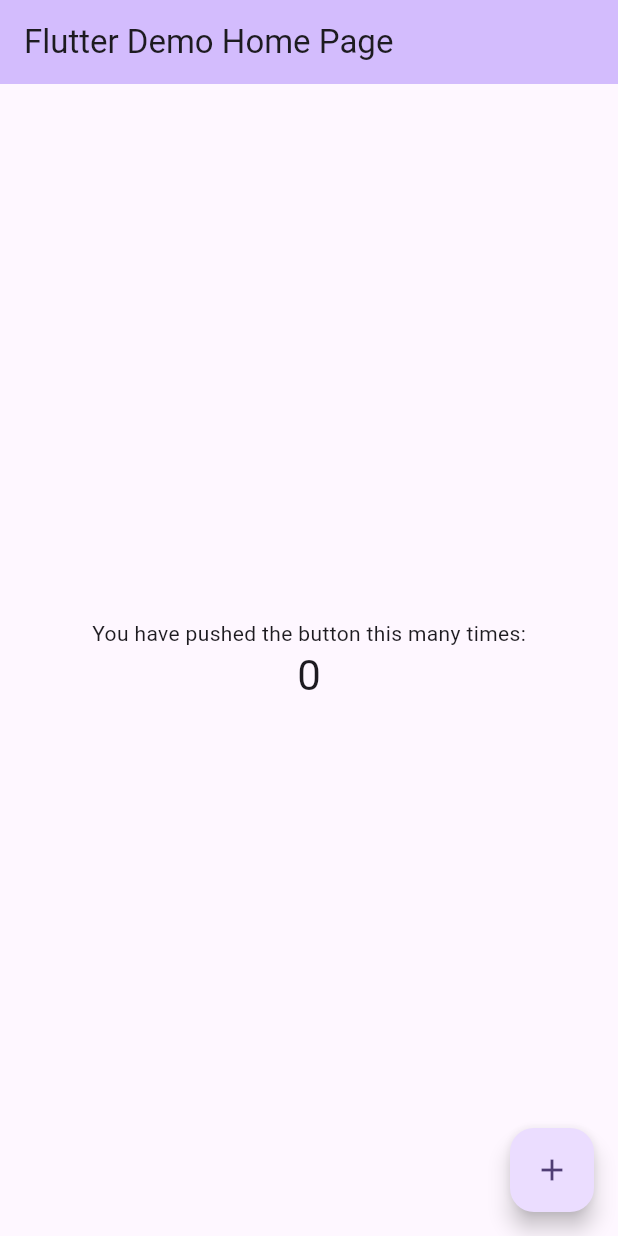
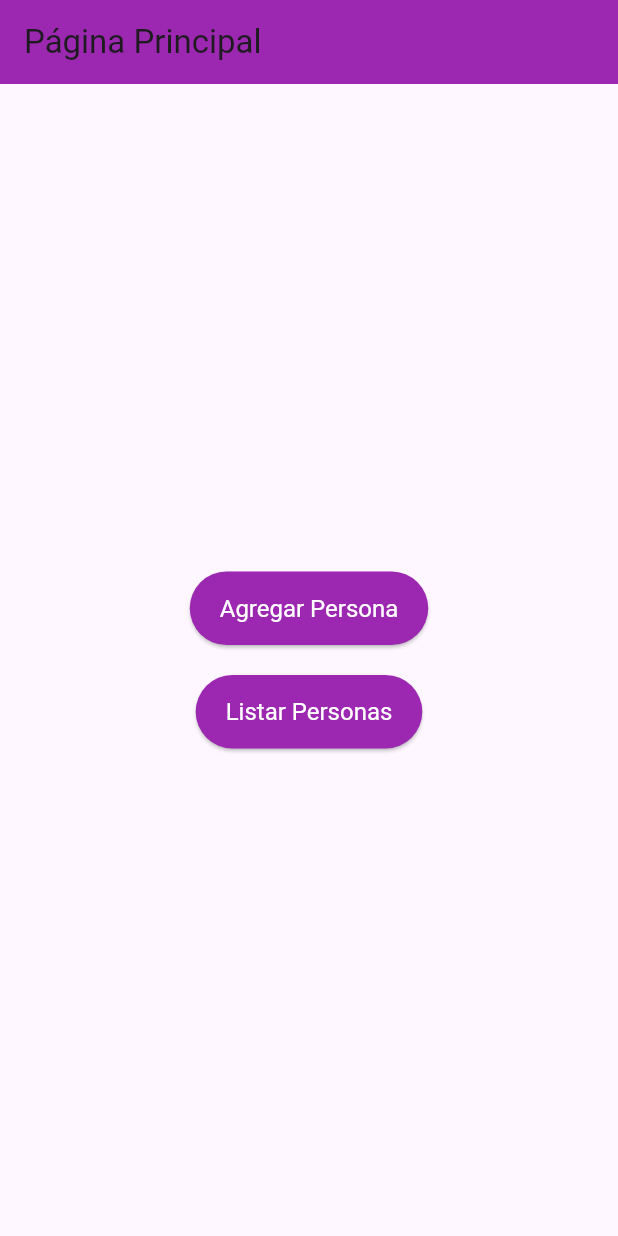
Before and after one commit to YormanOna/Tarea2.2_Api, a Flutter app: the screen it shows after launch, on a phone screen of 412 x 824 dp. Run offline on Flutter 3.47's test engine with Material 3 defaults, Android fonts, the phone set to English and light mode, and no system bars.

Commit message:
home page & model &  controller & crud v 1.0.0

```diff
--- a/frontend/lib/main.dart
+++ b/frontend/lib/main.dart
@@ -1,4 +1,6 @@
 import 'package:flutter/material.dart';
+import './view/crear_persona_page.dart';
+import './view/home_page.dart';
 
 void main() {
   runApp(const MyApp());
@@ -31,7 +33,7 @@
         colorScheme: ColorScheme.fromSeed(seedColor: Colors.deepPurple),
         useMaterial3: true,
       ),
-      home: const MyHomePage(title: 'Flutter Demo Home Page'),
+      home: HomePage(),
     );
   }
 }
--- a/frontend/lib/view/crear_persona_page.dart
+++ b/frontend/lib/view/crear_persona_page.dart
@@ -1,7 +1,13 @@
 import 'package:flutter/material.dart';
 import '../controllers/datos_controller.dart';
+import '../models/datos_model.dart';
 
 class CrearPersonaPage extends StatefulWidget {
+  final DatosApi? persona; // Agregar parámetro para recibir persona
+
+  // Modificar el constructor para aceptar la persona opcional
+  CrearPersonaPage({Key? key, this.persona}) : super(key: key);
+
   @override
   _CrearPersonaPageState createState() => _CrearPersonaPageState();
 }
@@ -15,7 +21,18 @@ class _CrearPersonaPageState extends State<CrearPersonaPage> {
   final ControladorDatos _controladorDatos = ControladorDatos();
   bool _isLoading = false;
 
-  void _crearPersona() async {
+  @override
+  void initState() {
+    super.initState();
+    if (widget.persona != null) {
+      // Si hay una persona, llenar los campos con los datos existentes
+      _nombreController.text = widget.persona!.nombre;
+      _apellidoController.text = widget.persona!.apellido;
+      _telefonoController.text = widget.persona!.telefono;
+    }
+  }
+
+  void _crearOActualizarPersona() async {
     if (_formKey.currentState!.validate()) {
       setState(() {
         _isLoading = true;
@@ -28,10 +45,20 @@ class _CrearPersonaPageState extends State<CrearPersonaPage> {
           'telefono': _telefonoController.text,
         };
 
-        await _controladorDatos.crearDato(nuevaPersona);
-        ScaffoldMessenger.of(context).showSnackBar(
-          SnackBar(content: Text('Persona creada exitosamente')),
-        );
+        if (widget.persona == null) {
+          // Si no hay persona (creación)
+          await _controladorDatos.crearDato(nuevaPersona);
+          ScaffoldMessenger.of(context).showSnackBar(
+            SnackBar(content: Text('Persona creada exitosamente')),
+          );
+        } else {
+          // Si hay persona (edición)
+          await _controladorDatos.actualizarDato(widget.persona!.id, nuevaPersona);
+          ScaffoldMessenger.of(context).showSnackBar(
+            SnackBar(content: Text('Persona actualizada exitosamente')),
+          );
+        }
+
         Navigator.pop(context);
       } catch (e) {
         ScaffoldMessenger.of(context).showSnackBar(
@@ -49,7 +76,7 @@ class _CrearPersonaPageState extends State<CrearPersonaPage> {
   Widget build(BuildContext context) {
     return Scaffold(
       appBar: AppBar(
-        title: Text('Crear Persona'),
+        title: Text(widget.persona == null ? 'Crear Persona' : 'Editar Persona'),
         backgroundColor: Colors.purple,
       ),
       body: SingleChildScrollView(
@@ -111,8 +138,8 @@ class _CrearPersonaPageState extends State<CrearPersonaPage> {
               _isLoading
                   ? CircularProgressIndicator()
                   : ElevatedButton(
-                      onPressed: _crearPersona,
-                      child: Text('Guardar'),
+                      onPressed: _crearOActualizarPersona,
+                      child: Text(widget.persona == null ? 'Guardar' : 'Actualizar'),
                       style: ElevatedButton.styleFrom(
                         foregroundColor: Colors.white,
                         backgroundColor: Colors.purple,
--- a/frontend/lib/view/home_page.dart
+++ b/frontend/lib/view/home_page.dart
@@ -0,0 +1,55 @@
+import 'package:flutter/material.dart';
+import './crear_persona_page.dart';
+import 'mostrar_lista_page.dart';
+
+class HomePage extends StatelessWidget {
+  @override
+  Widget build(BuildContext context) {
+    return Scaffold(
+      appBar: AppBar(
+        title: Text('Página Principal'),
+        backgroundColor: Colors.purple,
+      ),
+      body: Center(
+        child: Column(
+          mainAxisAlignment: MainAxisAlignment.center,
+          children: [
+            // Botón de Agregar
+            ElevatedButton(
+              onPressed: () {
+                Navigator.push(
+                  context,
+                  MaterialPageRoute(builder: (context) => CrearPersonaPage()),
+                );
+              },
+              child: Text('Agregar Persona'),
+              style: ElevatedButton.styleFrom(
+                backgroundColor: Colors.purple,
+                foregroundColor: Colors.white,
+                padding: EdgeInsets.symmetric(horizontal: 20, vertical: 15),
+                textStyle: TextStyle(fontSize: 16),
+              ),
+            ),
+            SizedBox(height: 20),
+            // Botón de Listar Todos
+            ElevatedButton(
+              onPressed: () {
+                Navigator.push(
+                  context,
+                  MaterialPageRoute(builder: (context) => MostrarListaPage()),
+                );
+              },
+              child: Text('Listar Personas'),
+              style: ElevatedButton.styleFrom(
+                backgroundColor: Colors.purple,
+                foregroundColor: Colors.white,
+                padding: EdgeInsets.symmetric(horizontal: 20, vertical: 15),
+                textStyle: TextStyle(fontSize: 16),
+              ),
+            ),
+          ],
+        ),
+      ),
+    );
+  }
+}
```
Also changed, not shown: frontend/lib/view/mostrar_lista_page.dart (added, +171 -0 lines).
